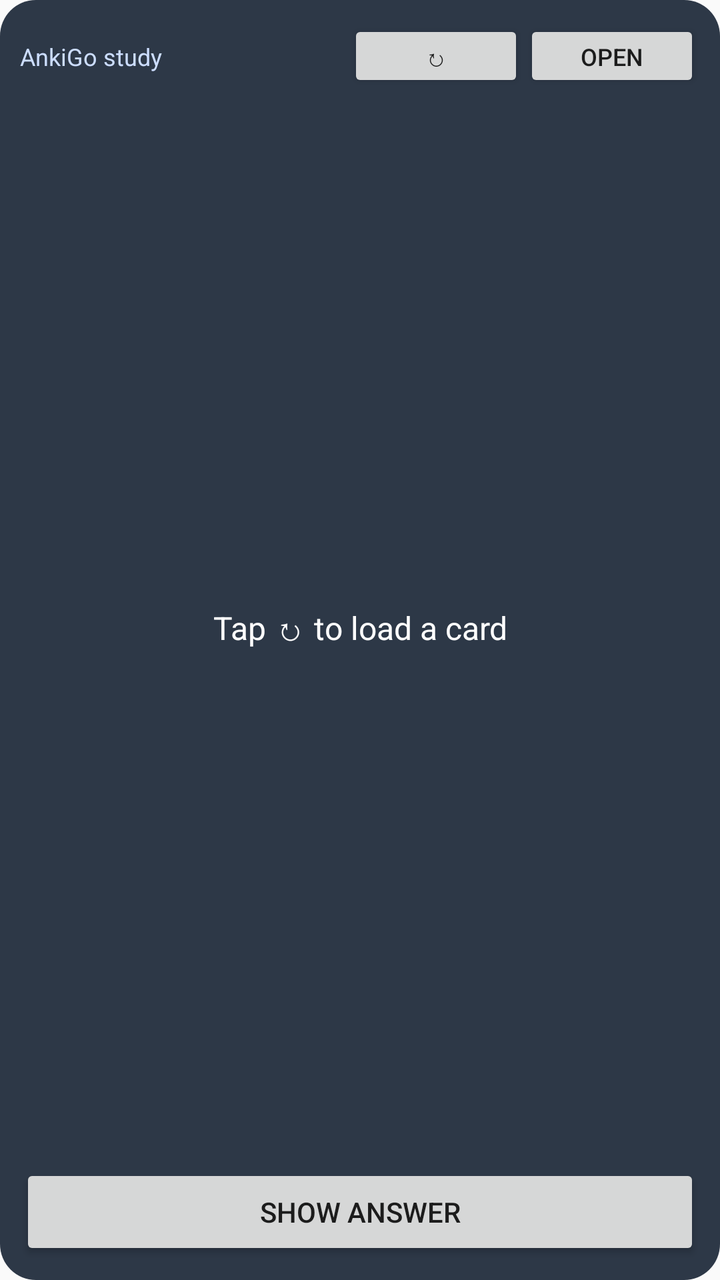
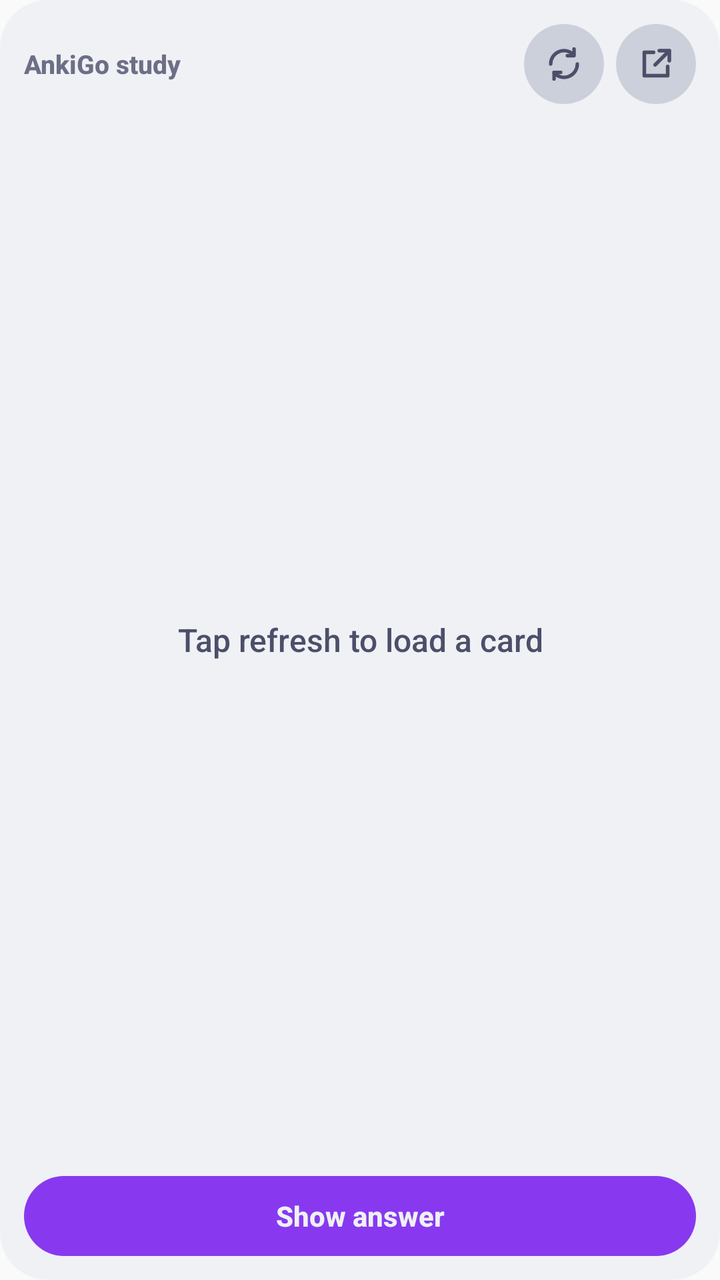

Two renders of the same Android screen: before a commit and after it. Below are the layout's source before the change and the commit's diff.
<!-- AndroidManifest.xml: application theme AppTheme -->
<!-- res/layout/widget_study.xml -->
<?xml version="1.0" encoding="utf-8"?>
<LinearLayout xmlns:android="http://schemas.android.com/apk/res/android"
    android:layout_width="match_parent"
    android:layout_height="match_parent"
    android:background="@drawable/widget_bg"
    android:orientation="vertical"
    android:padding="10dp">

    <LinearLayout
        android:layout_width="match_parent"
        android:layout_height="wrap_content"
        android:orientation="horizontal">

        <TextView
            android:id="@+id/s_deck"
            android:layout_width="0dp"
            android:layout_height="wrap_content"
            android:layout_weight="1"
            android:text="AnkiGo study"
            android:textColor="#CCDDFF"
            android:textSize="12sp" />

        <Button
            android:id="@+id/s_refresh"
            android:layout_width="wrap_content"
            android:layout_height="36dp"
            android:text="↻"
            android:textSize="12sp" />

        <Button
            android:id="@+id/s_open"
            android:layout_width="wrap_content"
            android:layout_height="36dp"
            android:text="Open"
            android:textSize="12sp" />
    </LinearLayout>

    <TextView
        android:id="@+id/s_text"
        android:layout_width="match_parent"
        android:layout_height="0dp"
        android:layout_weight="1"
        android:gravity="center"
        android:text="Tap ↻ to load a card"
        android:textColor="#FFFFFF"
        android:textSize="16sp" />

    <LinearLayout
        android:layout_width="match_parent"
        android:layout_height="wrap_content"
        android:orientation="horizontal">

        <Button
            android:id="@+id/s_show"
            android:layout_width="0dp"
            android:layout_height="wrap_content"
            android:layout_weight="1"
            android:text="Show answer" />

        <Button
            android:id="@+id/s_again"
            android:layout_width="0dp"
            android:layout_height="wrap_content"
            android:layout_weight="1"
            android:text="Again"
            android:visibility="gone" />

        <Button
            android:id="@+id/s_hard"
            android:layout_width="0dp"
            android:layout_height="wrap_content"
            android:layout_weight="1"
            android:text="Hard"
            android:visibility="gone" />

        <Button
            android:id="@+id/s_good"
            android:layout_width="0dp"
            android:layout_height="wrap_content"
            android:layout_weight="1"
            android:text="Good"
            android:visibility="gone" />

        <Button
            android:id="@+id/s_easy"
            android:layout_width="0dp"
            android:layout_height="wrap_content"
            android:layout_weight="1"
            android:text="Easy"
            android:visibility="gone" />
    </LinearLayout>
</LinearLayout>
<!-- resources referenced by this layout -->
<resources>
  <!-- drawable widget_bg (drawable) -->
  <?xml version="1.0" encoding="utf-8"?>
  <shape xmlns:android="http://schemas.android.com/apk/res/android" android:shape="rectangle">
      <solid android:color="#EE1E2A3A" />
      <corners android:radius="18dp" />
  </shape>
  <style name="AppTheme" parent="@android:style/Theme.Material.Light.DarkActionBar">
          <item name="android:windowOptOutEdgeToEdgeEnforcement">true</item>
      </style>
</resources>

<!-- the commit's change to res/layout/widget_study.xml (unified diff, before → after) -->
@@ -2,9 +2,64 @@
 <LinearLayout xmlns:android="http://schemas.android.com/apk/res/android"
     android:layout_width="match_parent"
     android:layout_height="match_parent"
-    android:background="@drawable/widget_bg"
+    android:background="@drawable/widget_game_bg"
     android:orientation="vertical"
-    android:padding="10dp">
+    android:padding="12dp">
+
+    <LinearLayout
+        android:layout_width="match_parent"
+        android:layout_height="wrap_content"
+        android:gravity="center_vertical"
+        android:orientation="horizontal">
+
+        <TextView
+            android:id="@+id/s_deck"
+            android:layout_width="0dp"
+            android:layout_height="wrap_content"
+            android:layout_weight="1"
+            android:ellipsize="end"
+            android:fontFamily="sans-serif-medium"
+            android:maxLines="1"
+            android:text="AnkiGo study"
+            android:textColor="@color/ag_sub0"
+            android:textSize="13sp"
+            android:textStyle="bold" />
+
+        <ImageButton
+            android:id="@+id/s_refresh"
+            android:layout_width="40dp"
+            android:layout_height="40dp"
+            android:layout_marginStart="8dp"
+            android:background="@drawable/widget_icon_btn"
+            android:contentDescription="s_refresh"
+            android:padding="10dp"
+            android:scaleType="fitCenter"
+            android:src="@drawable/ic_sync"
+            android:tint="@color/ag_text" />
+        <ImageButton
+            android:id="@+id/s_open"
+            android:layout_width="40dp"
+            android:layout_height="40dp"
+            android:layout_marginStart="6dp"
+            android:background="@drawable/widget_icon_btn"
+            android:contentDescription="s_open"
+            android:padding="10dp"
+            android:scaleType="fitCenter"
+            android:src="@drawable/ic_open"
+            android:tint="@color/ag_text" />
+    </LinearLayout>
+
+    <TextView
+        android:id="@+id/s_text"
+        android:layout_width="match_parent"
+        android:layout_height="0dp"
+        android:layout_weight="1"
+        android:ellipsize="end"
+        android:fontFamily="sans-serif-medium"
+        android:gravity="center"
+        android:text="Tap refresh to load a card"
+        android:textColor="@color/ag_text"
+        android:textSize="16sp" />
 
     <LinearLayout
         android:layout_width="match_parent"
@@ -12,81 +67,82 @@
         android:orientation="horizontal">
 
         <TextView
-            android:id="@+id/s_deck"
-            android:layout_width="0dp"
-            android:layout_height="wrap_content"
-            android:layout_weight="1"
-            android:text="AnkiGo study"
-            android:textColor="#CCDDFF"
-            android:textSize="12sp" />
-
-        <Button
-            android:id="@+id/s_refresh"
-            android:layout_width="wrap_content"
-            android:layout_height="36dp"
-            android:text="↻"
-            android:textSize="12sp" />
-
-        <Button
-            android:id="@+id/s_open"
-            android:layout_width="wrap_content"
-            android:layout_height="36dp"
-            android:text="Open"
-            android:textSize="12sp" />
-    </LinearLayout>
-
-    <TextView
-        android:id="@+id/s_text"
-        android:layout_width="match_parent"
-        android:layout_height="0dp"
-        android:layout_weight="1"
-        android:gravity="center"
-        android:text="Tap ↻ to load a card"
-        android:textColor="#FFFFFF"
-        android:textSize="16sp" />
-
-    <LinearLayout
-        android:layout_width="match_parent"
-        android:layout_height="wrap_content"
-        android:orientation="horizontal">
-
-        <Button
             android:id="@+id/s_show"
             android:layout_width="0dp"
-            android:layout_height="wrap_content"
+            android:layout_height="40dp"
             android:layout_weight="1"
-            android:text="Show answer" />
-
-        <Button
+            android:background="@drawable/widget_pill_mauve"
+            android:ellipsize="end"
+            android:fontFamily="sans-serif-medium"
+            android:gravity="center"
+            android:maxLines="1"
+            android:text="Show answer"
+            android:textColor="@color/ag_base"
+            android:textSize="14sp"
+            android:textStyle="bold" />
+        <TextView
             android:id="@+id/s_again"
             android:layout_width="0dp"
-            android:layout_height="wrap_content"
+            android:layout_height="40dp"
+            android:layout_marginStart="0dp"
             android:layout_weight="1"
+            android:background="@drawable/widget_pill_red"
+            android:ellipsize="end"
+            android:fontFamily="sans-serif-medium"
+            android:gravity="center"
+            android:maxLines="1"
             android:text="Again"
+            android:textColor="@color/ag_base"
+            android:textSize="13sp"
+            android:textStyle="bold"
             android:visibility="gone" />
-
-        <Button
+        <TextView
             android:id="@+id/s_hard"
             android:layout_width="0dp"
-            android:layout_height="wrap_content"
+            android:layout_height="40dp"
+            android:layout_marginStart="6dp"
             android:layout_weight="1"
+            android:background="@drawable/widget_pill_peach"
+            android:ellipsize="end"
+            android:fontFamily="sans-serif-medium"
+            android:gravity="center"
+            android:maxLines="1"
             android:text="Hard"
+            android:textColor="@color/ag_base"
+            android:textSize="13sp"
+            android:textStyle="bold"
             android:visibility="gone" />
-
-        <Button
+        <TextView
             android:id="@+id/s_good"
             android:layout_width="0dp"
-            android:layout_height="wrap_content"
+            android:layout_height="40dp"
+            android:layout_marginStart="6dp"
             android:layout_weight="1"
+            android:background="@drawable/widget_pill_green"
+            android:ellipsize="end"
+            android:fontFamily="sans-serif-medium"
+            android:gravity="center"
+            android:maxLines="1"
             android:text="Good"
+            android:textColor="@color/ag_base"
+            android:textSize="13sp"
+            android:textStyle="bold"
             android:visibility="gone" />
-
-        <Button
+        <TextView
             android:id="@+id/s_easy"
             android:layout_width="0dp"
-            android:layout_height="wrap_content"
+            android:layout_height="40dp"
+            android:layout_marginStart="6dp"
             android:layout_weight="1"
+            android:background="@drawable/widget_pill_blue"
+            android:ellipsize="end"
+            android:fontFamily="sans-serif-medium"
+            android:gravity="center"
+            android:maxLines="1"
             android:text="Easy"
+            android:textColor="@color/ag_base"
+            android:textSize="13sp"
+            android:textStyle="bold"
             android:visibility="gone" />
     </LinearLayout>
 </LinearLayout>
<!-- resource entries referenced after the edit -->
@@ -1,13 +1,68 @@
 <!-- resources referenced by this layout -->
 <resources>
-  <!-- drawable widget_bg (drawable) -->
+  <color name="ag_base">#eff1f5</color>
+  <color name="ag_sub0">#6c6f85</color>
+  <color name="ag_text">#4c4f69</color>
+  <!-- drawable ic_open (drawable) -->
+  <?xml version="1.0" encoding="utf-8"?>
+  <vector xmlns:android="http://schemas.android.com/apk/res/android"
+      android:width="24dp" android:height="24dp" android:viewportWidth="24" android:viewportHeight="24">
+      <path android:strokeColor="#FFFFFF" android:strokeWidth="2.2" android:strokeLineCap="round" android:strokeLineJoin="round"
+          android:pathData="M19 13.5V19H5V5h5.5M14 4h6v6M20 4l-8.5 8.5" />
+  </vector>
+  <!-- drawable ic_sync (drawable) -->
+  <vector xmlns:android="http://schemas.android.com/apk/res/android" android:width="24dp" android:height="24dp" android:viewportWidth="24" android:viewportHeight="24">
+      <path android:pathData="M20 12a8 8 0 0 1-14 5.3M4 12a8 8 0 0 1 14-5.3M18 3v4h-4M6 21v-4h4" android:fillColor="#00000000" android:strokeColor="#FF000000" android:strokeWidth="2.1" android:strokeLineCap="round" android:strokeLineJoin="round"/>
+  </vector>
+  <!-- drawable widget_game_bg (drawable) -->
   <?xml version="1.0" encoding="utf-8"?>
   <shape xmlns:android="http://schemas.android.com/apk/res/android" android:shape="rectangle">
-      <solid android:color="#EE1E2A3A" />
-      <corners android:radius="18dp" />
+      <solid android:color="@color/ag_base" />
+      <corners android:radius="24dp" />
+  </shape>
+  <!-- drawable widget_icon_btn (drawable) -->
+  <?xml version="1.0" encoding="utf-8"?>
+  <shape xmlns:android="http://schemas.android.com/apk/res/android" android:shape="oval">
+      <solid android:color="@color/ag_s0" />
+  </shape>
+  <!-- drawable widget_pill_blue (drawable) -->
+  <?xml version="1.0" encoding="utf-8"?>
+  <shape xmlns:android="http://schemas.android.com/apk/res/android" android:shape="rectangle">
+      <solid android:color="@color/ag_blue" />
+      <corners android:radius="20dp" />
+  </shape>
+  <!-- drawable widget_pill_green (drawable) -->
+  <?xml version="1.0" encoding="utf-8"?>
+  <shape xmlns:android="http://schemas.android.com/apk/res/android" android:shape="rectangle">
+      <solid android:color="@color/ag_green" />
+      <corners android:radius="20dp" />
+  </shape>
+  <!-- drawable widget_pill_mauve (drawable) -->
+  <?xml version="1.0" encoding="utf-8"?>
+  <shape xmlns:android="http://schemas.android.com/apk/res/android" android:shape="rectangle">
+      <solid android:color="@color/ag_mauve" />
+      <corners android:radius="20dp" />
+  </shape>
+  <!-- drawable widget_pill_peach (drawable) -->
+  <?xml version="1.0" encoding="utf-8"?>
+  <shape xmlns:android="http://schemas.android.com/apk/res/android" android:shape="rectangle">
+      <solid android:color="@color/ag_peach" />
+      <corners android:radius="20dp" />
+  </shape>
+  <!-- drawable widget_pill_red (drawable) -->
+  <?xml version="1.0" encoding="utf-8"?>
+  <shape xmlns:android="http://schemas.android.com/apk/res/android" android:shape="rectangle">
+      <solid android:color="@color/ag_red" />
+      <corners android:radius="20dp" />
   </shape>
   <style name="AppTheme" parent="@android:style/Theme.Material.Light.DarkActionBar">
           <item name="android:windowOptOutEdgeToEdgeEnforcement">true</item>
       </style>
+  <color name="ag_s0">#ccd0da</color>
+  <color name="ag_blue">#1e66f5</color>
+  <color name="ag_green">#40a02b</color>
+  <color name="ag_mauve">#8839ef</color>
+  <color name="ag_peach">#fe640b</color>
+  <color name="ag_red">#d20f39</color>
 </resources>
 
